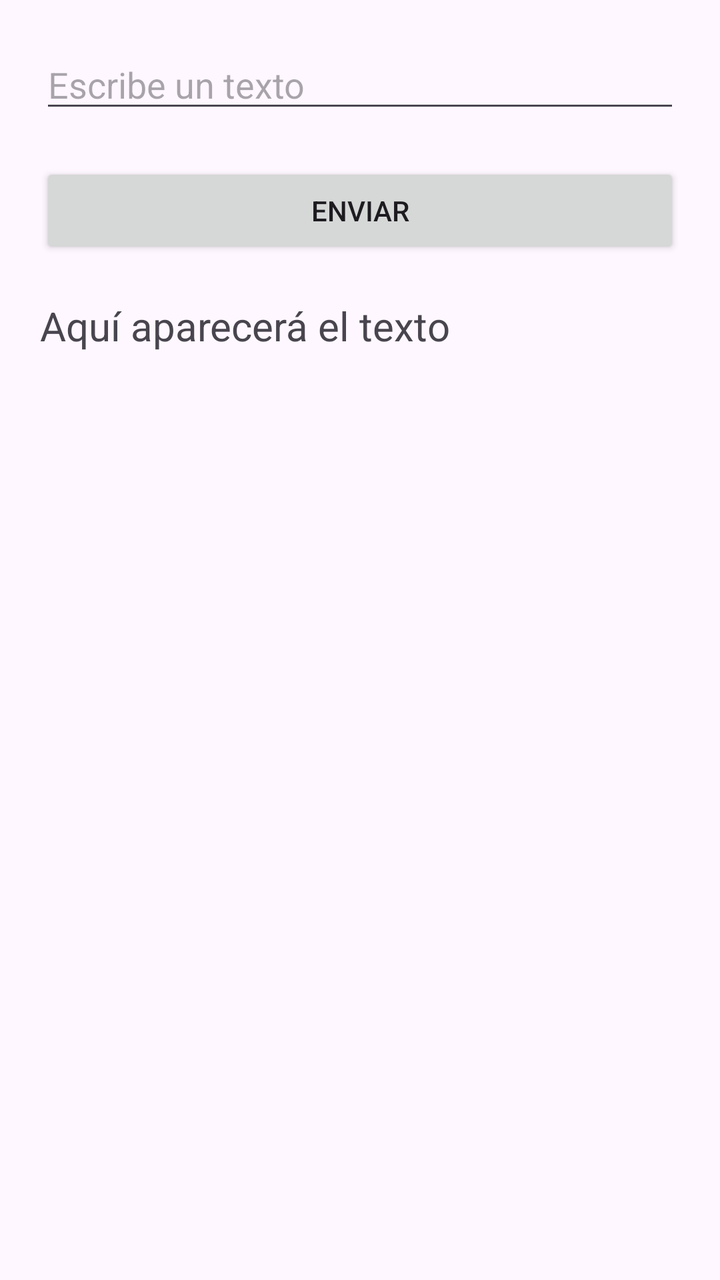
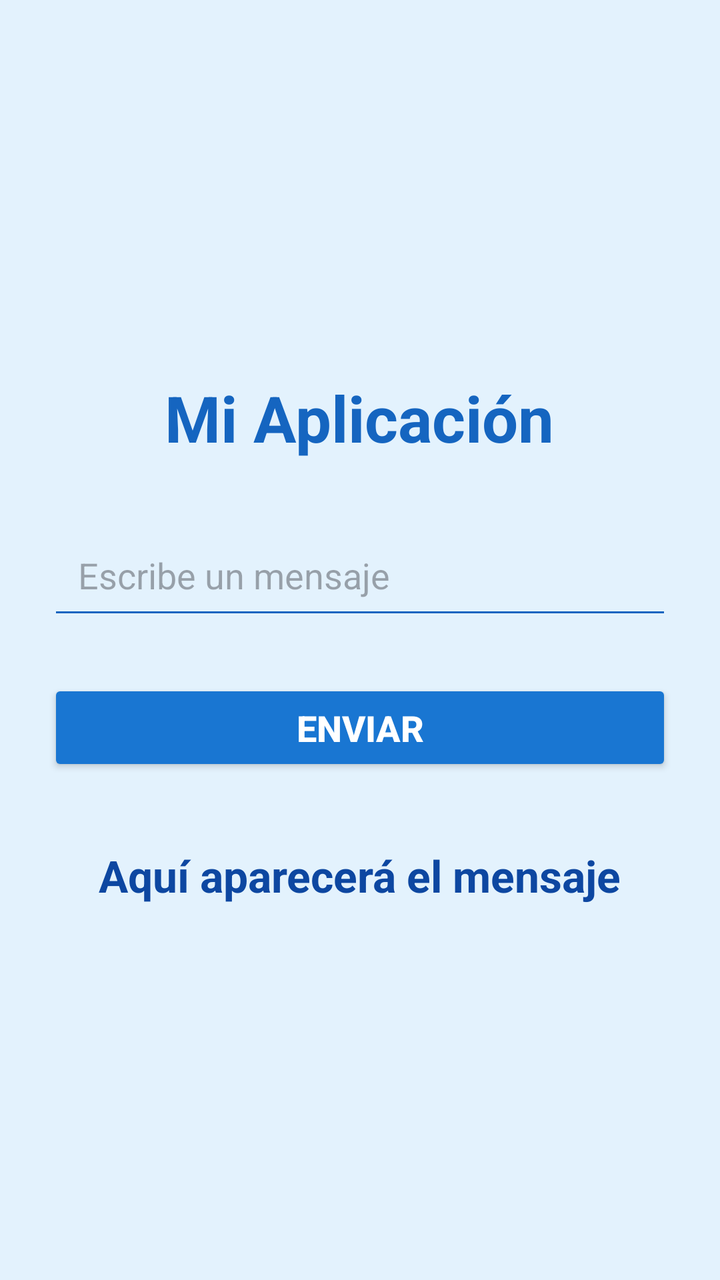

An Android layout rendered at two revisions. The XML below is the earlier revision; the diff shows what the commit changed to produce the second picture.
<!-- AndroidManifest.xml: application theme Theme.AplicacionMovil -->
<!-- res/layout/activity_main.xml -->
<?xml version="1.0" encoding="utf-8"?>
<LinearLayout
    xmlns:android="http://schemas.android.com/apk/res/android"
    xmlns:tools="http://schemas.android.com/tools"
    android:layout_width="match_parent"
    android:layout_height="match_parent"
    android:orientation="vertical"
    android:padding="20dp"
    tools:context=".MainActivity">

    
    <EditText
        android:id="@+id/txtNombre"
        android:layout_width="match_parent"
        android:layout_height="wrap_content"
        android:hint="Escribe un texto"/>

    
    <Button
        android:id="@+id/btnEnviar"
        android:layout_width="match_parent"
        android:layout_height="wrap_content"
        android:text="Enviar"
        android:layout_marginTop="20dp"/>

    
    <TextView
        android:id="@+id/lblTexto"
        android:layout_width="wrap_content"
        android:layout_height="wrap_content"
        android:text="Aquí aparecerá el texto"
        android:textSize="20sp"
        android:layout_marginTop="20dp"/>

</LinearLayout>
<!-- resources referenced by this layout -->
<resources>
  <style name="Theme.AplicacionMovil" parent="Base.Theme.AplicacionMovil" />
  <style name="Base.Theme.AplicacionMovil" parent="Theme.Material3.DayNight.NoActionBar">
          
          
      </style>
</resources>

<!-- the commit's change to res/layout/activity_main.xml (unified diff, before → after) -->
@@ -1,19 +1,32 @@
 <?xml version="1.0" encoding="utf-8"?>
 <LinearLayout
     xmlns:android="http://schemas.android.com/apk/res/android"
-    xmlns:tools="http://schemas.android.com/tools"
     android:layout_width="match_parent"
     android:layout_height="match_parent"
     android:orientation="vertical"
-    android:padding="20dp"
-    tools:context=".MainActivity">
+    android:gravity="center"
+    android:padding="24dp"
+    android:background="#E3F2FD">
+
+    
+    <TextView
+        android:layout_width="wrap_content"
+        android:layout_height="wrap_content"
+        android:text="Mi Aplicación"
+        android:textSize="32sp"
+        android:textStyle="bold"
+        android:textColor="#1565C0"
+        android:layout_marginBottom="30dp"/>
 
     
     <EditText
         android:id="@+id/txtNombre"
         android:layout_width="match_parent"
         android:layout_height="wrap_content"
-        android:hint="Escribe un texto"/>
+        android:hint="Escribe un mensaje"
+        android:textSize="18sp"
+        android:padding="15dp"
+        android:backgroundTint="#1565C0"/>
 
     
     <Button
@@ -21,15 +34,22 @@
         android:layout_width="match_parent"
         android:layout_height="wrap_content"
         android:text="Enviar"
-        android:layout_marginTop="20dp"/>
+        android:textSize="18sp"
+        android:textStyle="bold"
+        android:layout_marginTop="25dp"
+        android:padding="12dp"
+        android:backgroundTint="#1976D2"
+        android:textColor="#FFFFFF"/>
 
     
     <TextView
         android:id="@+id/lblTexto"
         android:layout_width="wrap_content"
         android:layout_height="wrap_content"
-        android:text="Aquí aparecerá el texto"
-        android:textSize="20sp"
-        android:layout_marginTop="20dp"/>
+        android:text="Aquí aparecerá el mensaje"
+        android:textSize="22sp"
+        android:textStyle="bold"
+        android:textColor="#0D47A1"
+        android:layout_marginTop="35dp"/>
 
 </LinearLayout>
